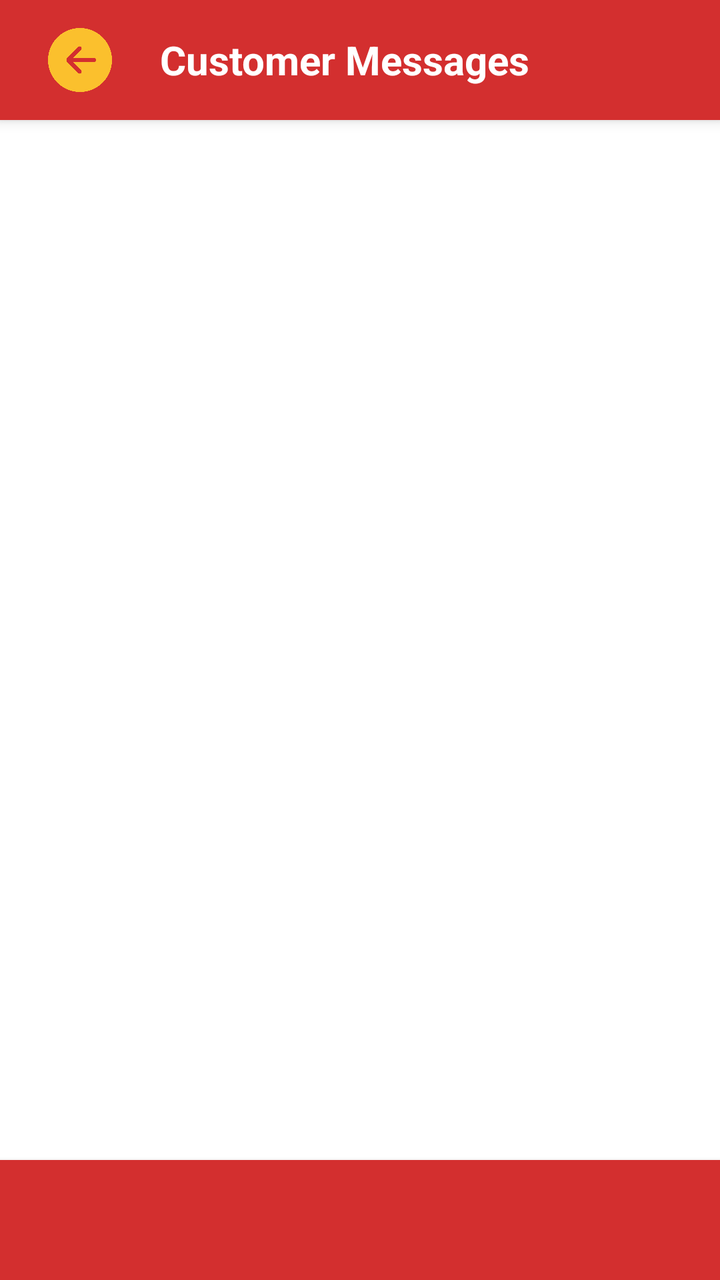
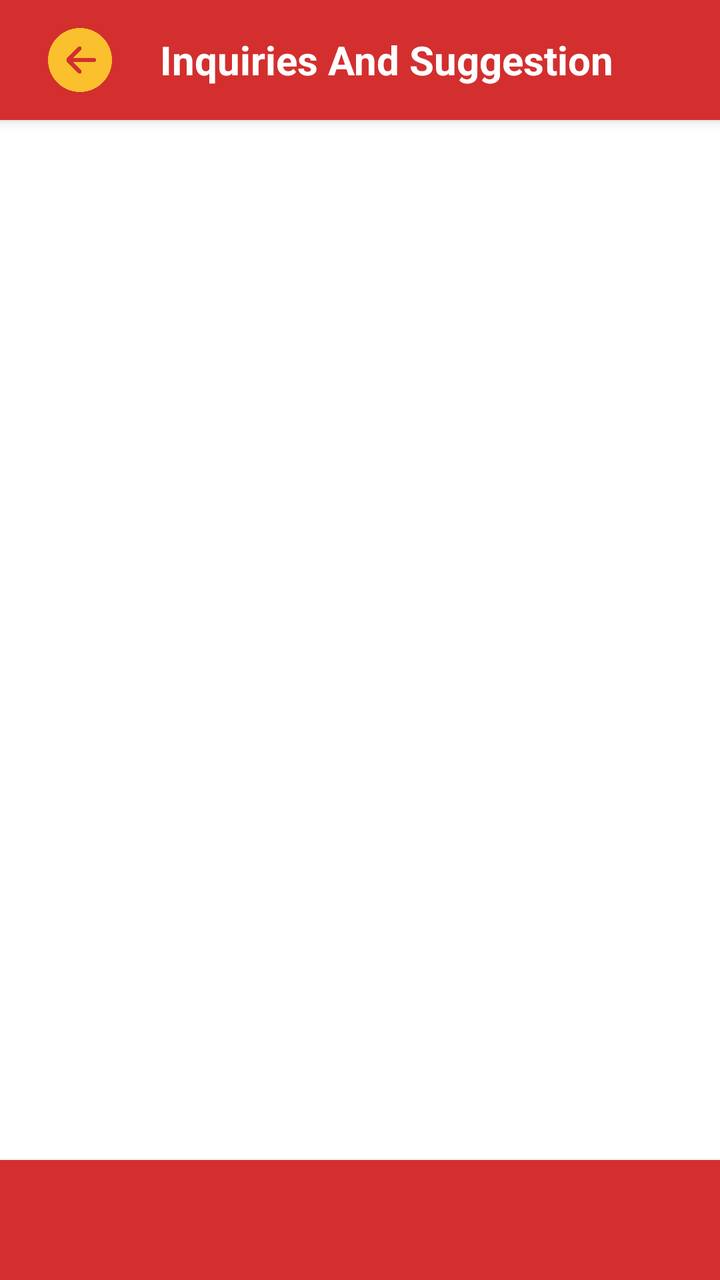

The first picture is an Android layout as it rendered before a commit; the second is the same layout after the commit. The layout source and the unified diff follow.
<!-- AndroidManifest.xml: application theme Theme.Pizzar11 -->
<!-- res/layout/activity_messages.xml -->
<?xml version="1.0" encoding="utf-8"?>
<LinearLayout xmlns:android="http://schemas.android.com/apk/res/android"
    android:layout_width="match_parent"
    android:layout_height="match_parent"
    android:orientation="vertical"
    android:background="#FFFFFF">

    
    <LinearLayout
        android:id="@+id/headerLayout"
        android:layout_width="match_parent"
        android:layout_height="60dp"
        android:background="@color/tomato_red"
        android:orientation="horizontal"
        android:gravity="center_vertical"
        android:paddingStart="16dp"
        android:paddingEnd="16dp"
        android:elevation="4dp">

        <ImageView
            android:id="@+id/ivBack"
            android:layout_width="48dp"
            android:layout_height="48dp"
            android:src="@drawable/back"
            android:layout_marginEnd="16dp"
            android:contentDescription="Back"
            android:background="?android:attr/selectableItemBackgroundBorderless"
            android:padding="8dp"
            android:tint="@color/cheese_yellow"/>

        <TextView
            android:layout_width="0dp"
            android:layout_height="wrap_content"
            android:layout_weight="1"
            android:text="Customer Messages"
            android:textSize="20sp"
            android:textStyle="bold"
            android:textColor="#FFFF" />
    </LinearLayout>

    
    <RelativeLayout
        android:layout_width="match_parent"
        android:layout_height="0dp"
        android:layout_weight="1"
        android:background="#FFFFFF">

        <androidx.recyclerview.widget.RecyclerView
            android:id="@+id/recyclerMessages"
            android:layout_width="match_parent"
            android:layout_height="match_parent"
            android:padding="8dp"
            android:clipToPadding="false"
            android:overScrollMode="never"
            android:scrollbars="none" />

        
        <LinearLayout
            android:id="@+id/layoutEmptyState"
            android:layout_width="wrap_content"
            android:layout_height="wrap_content"
            android:layout_centerInParent="true"
            android:orientation="vertical"
            android:gravity="center"
            android:visibility="gone">

            <TextView
                android:layout_width="wrap_content"
                android:layout_height="wrap_content"
                android:text="📫"
                android:textSize="48sp"
                android:layout_marginBottom="8dp" />

            <TextView
                android:layout_width="wrap_content"
                android:layout_height="wrap_content"
                android:text="No messages yet"
                android:textSize="16sp"
                android:textColor="#666666"
                android:textStyle="bold" />

        </LinearLayout>

    </RelativeLayout>

    
    <LinearLayout
        android:layout_width="match_parent"
        android:layout_height="60dp"
        android:orientation="horizontal"
        android:background="#D32F2F"
        android:gravity="center"
        android:padding="12dp"
        android:elevation="4dp">



    </LinearLayout>

</LinearLayout>
<!-- resources referenced by this layout -->
<resources>
  <color name="cheese_yellow">#FBC02D</color>
  <color name="tomato_red">#D32F2F</color>
  <!-- drawable back: png bitmap (drawable, 6180 bytes) -->
  <style name="Theme.Pizzar11" parent="Base.Theme.Pizzar11" />
  <style name="Base.Theme.Pizzar11" parent="Theme.Material3.DayNight.NoActionBar">
          
          
      </style>
</resources>

<!-- the commit's change to res/layout/activity_messages.xml (unified diff, before → after) -->
@@ -32,7 +32,7 @@
             android:layout_width="0dp"
             android:layout_height="wrap_content"
             android:layout_weight="1"
-            android:text="Customer Messages"
+            android:text="Inquiries And Suggestion"
             android:textSize="20sp"
             android:textStyle="bold"
             android:textColor="#FFFF" />
